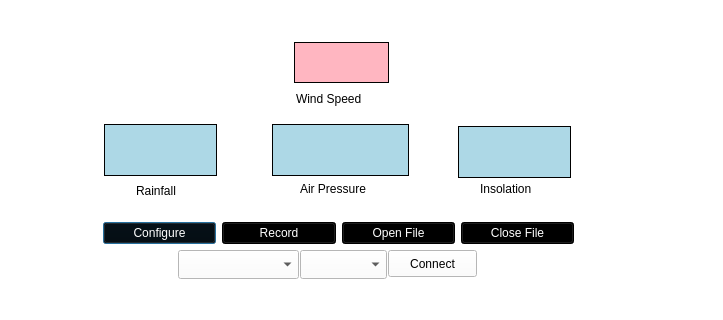
Above: weather-station-gui/weather-station-main.ui from ksarkies/Weather-Station before the change; both pictures show x 0 to 723 and y 330 to 650 of the 723 by 650 pixel window. Below: the same form after it.
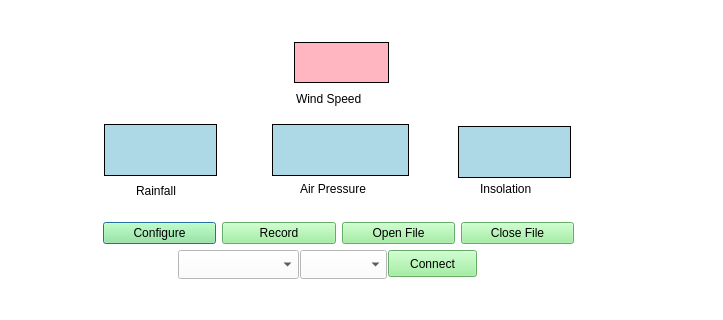
That is the form after the change.

Commit message: Minor change to colours of buttons in GUI.

Diff of the .ui file:
```diff
--- a/weather-station-gui/weather-station-main.ui
+++ b/weather-station-gui/weather-station-main.ui
@@ -107,7 +107,7 @@
        <string>&lt;html&gt;&lt;head/&gt;&lt;body&gt;&lt;p&gt;System configuration and advanced configuration choices for algorithms.&lt;/p&gt;&lt;/body&gt;&lt;/html&gt;</string>
       </property>
       <property name="styleSheet">
-       <string notr="true">background-color:black;color:white;</string>
+       <string notr="true">background-color:lightgreen;color:black;</string>
       </property>
       <property name="text">
        <string>Configure</string>
@@ -120,7 +120,7 @@
        <string>&lt;html&gt;&lt;head/&gt;&lt;body&gt;&lt;p&gt;Open or close files on the BMS for recording history, and start and pause recording actions.&lt;/p&gt;&lt;/body&gt;&lt;/html&gt;</string>
       </property>
       <property name="styleSheet">
-       <string notr="true">background-color:black;color:white;</string>
+       <string notr="true">background-color:lightgreen;color:black;</string>
       </property>
       <property name="text">
        <string>Record</string>
@@ -133,7 +133,7 @@
        <string>&lt;html&gt;&lt;head/&gt;&lt;body&gt;&lt;p&gt;Save incoming data to a local file&lt;/p&gt;&lt;/body&gt;&lt;/html&gt;</string>
       </property>
       <property name="styleSheet">
-       <string notr="true">background-color:black;color:white;</string>
+       <string notr="true">background-color:lightgreen;color:black;</string>
       </property>
       <property name="text">
        <string>Open File</string>
@@ -146,7 +146,7 @@
        <string>&lt;html&gt;&lt;head/&gt;&lt;body&gt;&lt;p&gt;Save incoming data to a local file&lt;/p&gt;&lt;/body&gt;&lt;/html&gt;</string>
       </property>
       <property name="styleSheet">
-       <string notr="true">background-color:black;color:white;</string>
+       <string notr="true">background-color:lightgreen;color:black;</string>
       </property>
       <property name="text">
        <string>Close File</string>
@@ -167,6 +167,9 @@
    <property name="toolTip">
     <string>Connect to the TCP address and port as configured</string>
    </property>
+   <property name="styleSheet">
+    <string notr="true">background-color:lightgreen;color:black;</string>
+   </property>
    <property name="text">
     <string>Connect</string>
    </property>
```
